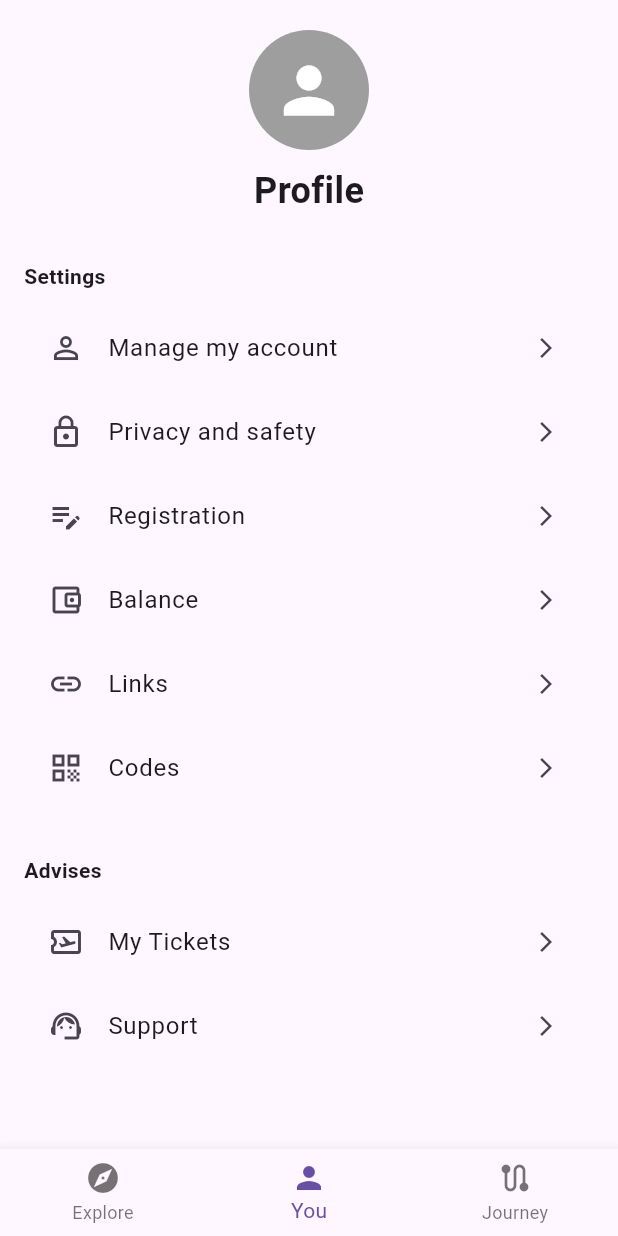
After one commit to SalmaSAGH/YALMA, a Flutter app: the HomePage screen opened directly, item 2 of the bottom bar chosen, on a phone screen of 412 x 824 dp. The commit adds this screen. Run offline on Flutter 3.47's test engine with Material 3 defaults, Android fonts, the phone set to English and light mode, and no system bars; our stand-ins replace country_code_picker, flutter_typeahead, geolocator, google_maps_flutter, shared_preferences; accounts and stored records are empty.

Commit message:
Add Profile Page

```diff
--- a/lib/screens/HomePage.dart
+++ b/lib/screens/HomePage.dart
@@ -4,6 +4,8 @@ import 'package:google_maps_flutter/google_maps_flutter.dart';
 import 'package:geolocator/geolocator.dart';
 import 'package:http/http.dart' as http;
 import 'package:flutter_typeahead/flutter_typeahead.dart';
+
+import 'ProfilePage.dart';
 
 class HomePage extends StatefulWidget {
   const HomePage({Key? key}) : super(key: key);
@@ -142,22 +144,28 @@ class _HomePageState extends State<HomePage> {
 
   @override
   Widget build(BuildContext context) {
-    return Scaffold(
-      body: Stack(
+    // Choisir la page à afficher selon l'onglet sélectionné
+    Widget selectedPage;
+    if (_selectedIndex == 1) {
+      selectedPage = const ProfilePage(); // Affiche la page Profil
+    } else {
+      selectedPage = Stack(
         children: [
           _currentPosition == null
               ? const Center(child: CircularProgressIndicator())
               : GoogleMap(
             onMapCreated: _onMapCreated,
             initialCameraPosition: CameraPosition(
-              target: LatLng(_currentPosition!.latitude,
-                  _currentPosition!.longitude),
+              target: LatLng(
+                _currentPosition!.latitude,
+                _currentPosition!.longitude,
+              ),
               zoom: 14,
             ),
             myLocationEnabled: true,
             myLocationButtonEnabled: true,
             markers: Set<Marker>.of(_markers),
-            onTap: _onMapTapped, // Ajouter l'événement de tap
+            onTap: _onMapTapped,
           ),
           Positioned(
             top: 50,
@@ -200,7 +208,8 @@ class _HomePageState extends State<HomePage> {
                       markerId: const MarkerId('selected-location'),
                       position: target,
                       infoWindow: InfoWindow(title: suggestion),
-                      icon: BitmapDescriptor.defaultMarkerWithHue(BitmapDescriptor.hueRed),
+                      icon: BitmapDescriptor.defaultMarkerWithHue(
+                          BitmapDescriptor.hueRed),
                     ),
                   );
                 });
@@ -212,7 +221,11 @@ class _HomePageState extends State<HomePage> {
             ),
           ),
         ],
-      ),
+      );
+    }
+
+    return Scaffold(
+      body: selectedPage,
       bottomNavigationBar: BottomNavigationBar(
         currentIndex: _selectedIndex,
         onTap: _onItemTapped,
@@ -233,4 +246,5 @@ class _HomePageState extends State<HomePage> {
       ),
     );
   }
+
 }
--- /dev/null
+++ b/lib/screens/ProfilePage.dart
@@ -0,0 +1,64 @@
+import 'package:flutter/material.dart';
+
+class ProfilePage extends StatelessWidget {
+  const ProfilePage({super.key});
+
+  @override
+  Widget build(BuildContext context) {
+    return Scaffold(
+      body: SafeArea(
+        child: Column(
+          children: [
+            const SizedBox(height: 20),
+            // Avatar et Titre
+            Column(
+              children: const [
+                CircleAvatar(
+                  radius: 40,
+                  backgroundColor: Colors.grey,
+                  child: Icon(Icons.person, size: 50, color: Colors.white),
+                ),
+                SizedBox(height: 10),
+                Text(
+                  'Profile',
+                  style: TextStyle(fontSize: 24, fontWeight: FontWeight.bold),
+                ),
+              ],
+            ),
+            const SizedBox(height: 30),
+            // Paramètres
+            Expanded(
+              child: ListView(
+                padding: const EdgeInsets.symmetric(horizontal: 16),
+                children: [
+                  const Text("Settings", style: TextStyle(fontWeight: FontWeight.bold)),
+                  const SizedBox(height: 10),
+                  _buildListItem(Icons.person_outline, "Manage my account"),
+                  _buildListItem(Icons.lock_outline, "Privacy and safety"),
+                  _buildListItem(Icons.edit_note, "Registration"),
+                  _buildListItem(Icons.account_balance_wallet_outlined, "Balance"),
+                  _buildListItem(Icons.link, "Links"),
+                  _buildListItem(Icons.qr_code, "Codes"),
+                  const SizedBox(height: 30),
+                  const Text("Advises", style: TextStyle(fontWeight: FontWeight.bold)),
+                  const SizedBox(height: 10),
+                  _buildListItem(Icons.airplane_ticket_outlined, "My Tickets"),
+                  _buildListItem(Icons.support_agent, "Support"),
+                ],
+              ),
+            ),
+          ],
+        ),
+      ),
+    );
+  }
+
+  Widget _buildListItem(IconData icon, String title) {
+    return ListTile(
+      leading: Icon(icon),
+      title: Text(title),
+      trailing: const Icon(Icons.arrow_forward_ios, size: 16),
+      onTap: () {}, // tu peux ajouter une action ici
+    );
+  }
+}
```
Also changed, not shown: pubspec.yaml (+1 -10 lines).
